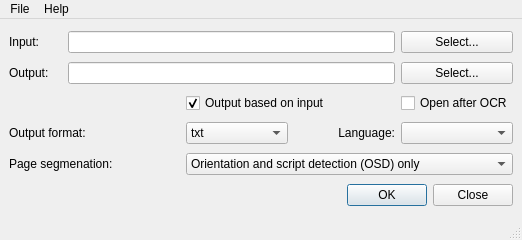
Before: the Qt Designer form ui/mainwindow.ui in zdenop/tesseract-ocr-qt4gui, drawn with Qt 5.
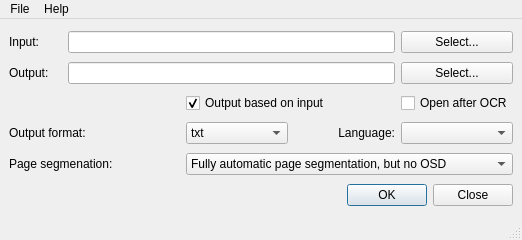
After: the same form once the commit is applied.

Patch:
```diff
--- a/ui/mainwindow.ui
+++ b/ui/mainwindow.ui
@@ -97,6 +97,9 @@
     </item>
     <item row="5" column="3" colspan="3">
      <widget class="QComboBox" name="comboBoxPSM">
+      <property name="currentIndex">
+       <number>3</number>
+      </property>
       <item>
        <property name="text">
         <string>Orientation and script detection (OSD) only</string>
```
Left out of the diff: 2 changed lines with no effect on the pictures.
